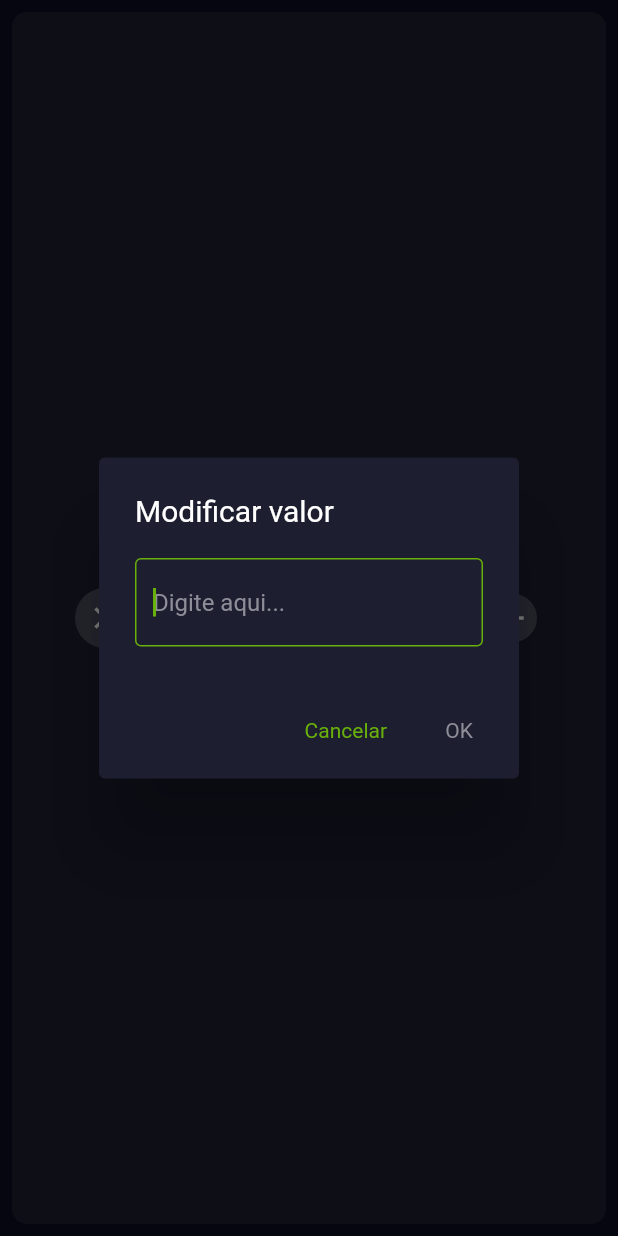
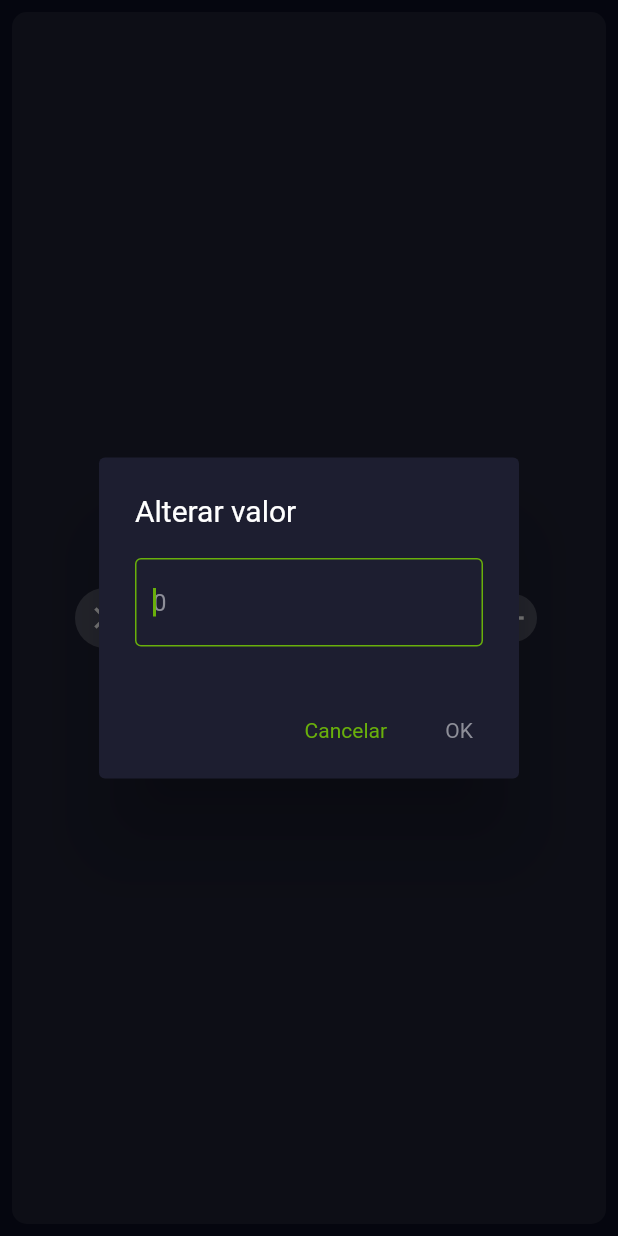
Before and after one commit to mattoi/conta-ponto, a Flutter app: the CounterTile widget shown alone on an empty page, opened directly with empty values, after a tap on "PONTO", on a phone screen of 412 x 824 dp. Run offline on Flutter 3.47's test engine with Material 2 defaults, Android fonts, the phone set to English and light mode, and no system bars; our stand-ins replace shared_preferences; accounts and stored records are empty.

Commit message:
Modified some text in the setValue dialog

```diff
--- a/lib/components/counter_tile.dart
+++ b/lib/components/counter_tile.dart
@@ -118,11 +118,11 @@ class CounterTile extends StatelessWidget {
                       inputFormatters: [FilteringTextInputFormatter.digitsOnly],
                       keyboardType: TextInputType.number,
                       cursorColor: UIColors.actionButton,
-                      decoration: const InputDecoration(
-                        hintText: UITextStrings.dialogTextFieldHint,
+                      decoration: InputDecoration(
+                        hintText: counter.value.toString(),
                         hintStyle: UITextStyles.dialogTextFieldHint,
-                        border: OutlineInputBorder(),
-                        focusedBorder: OutlineInputBorder(
+                        border: const OutlineInputBorder(),
+                        focusedBorder: const OutlineInputBorder(
                           borderSide: BorderSide(
                             color: UIColors.actionButton,
                           ),
--- a/lib/constants.dart
+++ b/lib/constants.dart
@@ -69,8 +69,8 @@ abstract class UITextStrings {
   static const String dialogTitleDeleteAll = 'Apagar tudo';
   static const String dialogContentDeleteAll =
       'Você tem certeza de que deseja apagar todas as camadas?';
-  static const String dialogTitleSetCounter = 'Modificar valor';
-  static const String dialogTextFieldHint = 'Digite aqui...';
+  static const String dialogTitleSetCounter = 'Alterar valor';
+  static const String dialogTextFieldHint = 'Deve estar entre 0 e 999...';
   static const String dialogButtonYes = 'Sim';
   static const String dialogButtonNo = 'Não';
   static const String dialogButtonOK = 'OK';
```
